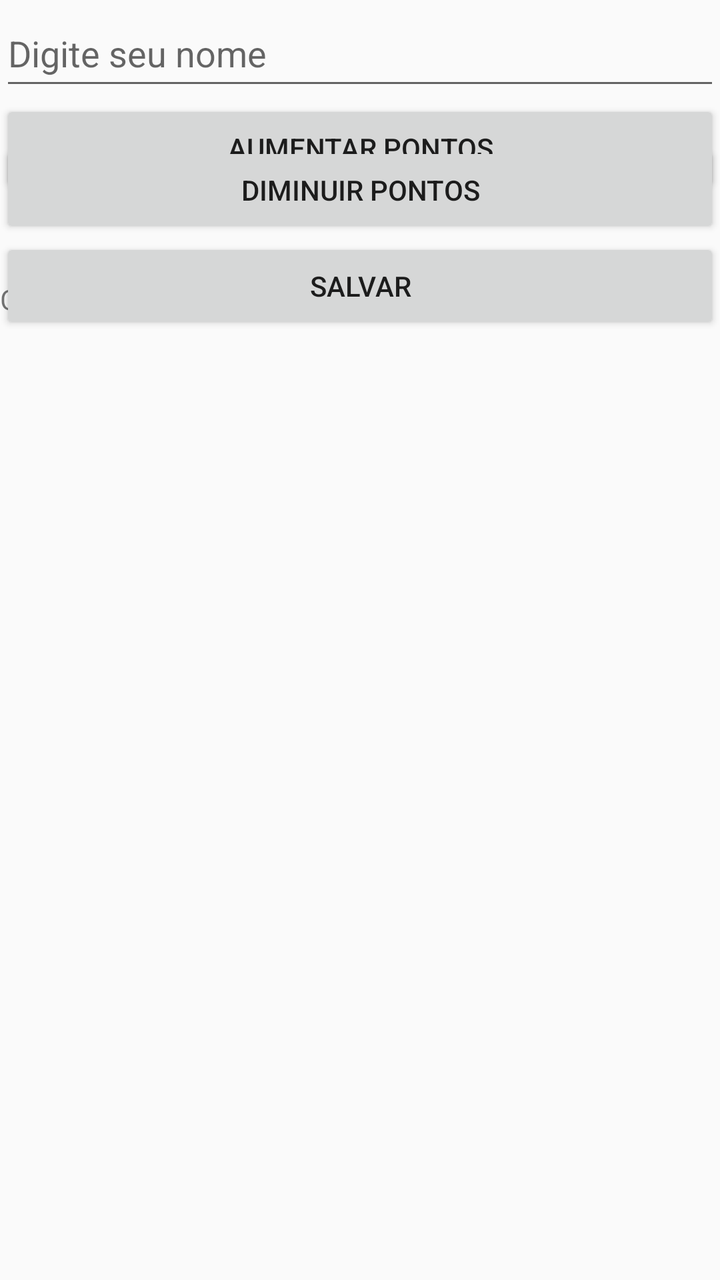
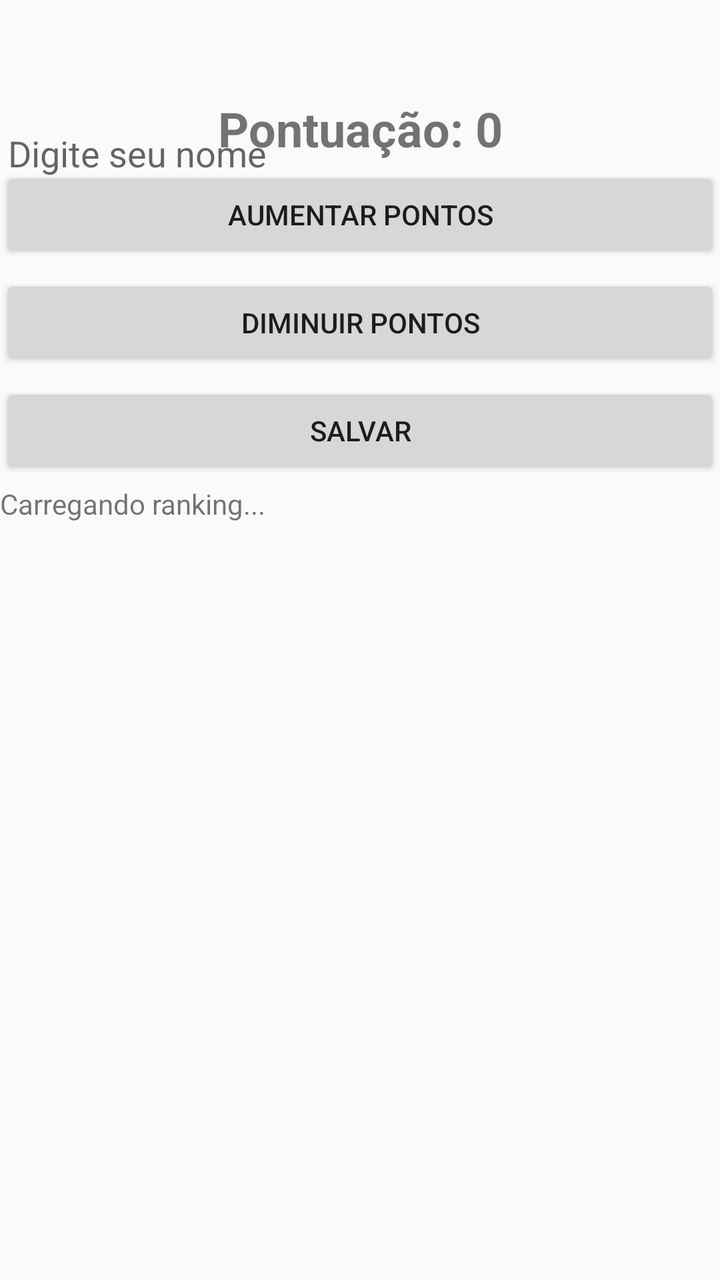

The first picture is an Android layout as it rendered before a commit; the second is the same layout after the commit. The layout source and the unified diff follow.
<!-- AndroidManifest.xml: activity theme Theme.FirebaseRanking -->
<!-- res/layout/activity_main.xml -->
<?xml version="1.0" encoding="utf-8"?>
<androidx.constraintlayout.widget.ConstraintLayout xmlns:android="http://schemas.android.com/apk/res/android"
    android:layout_width="match_parent"
    android:layout_height="match_parent"
    android:layout_margin="5dp"
    xmlns:app="http://schemas.android.com/apk/res-auto">

    <EditText
        android:id="@+id/nome"
        android:layout_width="match_parent"
        android:layout_height="50dp"
        android:hint="Digite seu nome"
        app:layout_constraintTop_toTopOf="parent"
        app:layout_constraintEnd_toEndOf="parent"
        app:layout_constraintStart_toStartOf="parent"/>

    <Button
        android:id="@+id/botaoAumentarPontos"
        android:layout_width="match_parent"
        android:layout_height="wrap_content"
        android:text="Aumentar pontos"
        app:layout_constraintTop_toBottomOf="@+id/nome"
        app:layout_constraintEnd_toEndOf="parent"
        app:layout_constraintStart_toStartOf="parent"/>

    <Button
        android:id="@+id/botaoDiminuirPontos"
        android:layout_width="match_parent"
        android:layout_height="wrap_content"
        android:text="Diminuir Pontos"
        app:layout_constraintTop_toBottomOf="@+id/botaoAumentarPontos"
        app:layout_constraintBottom_toTopOf="@+id/botaoSalvarPontos"
        app:layout_constraintEnd_toEndOf="parent"
        app:layout_constraintStart_toStartOf="parent"/>
    
    <Button
        android:id="@+id/botaoSalvarPontos"
        android:layout_width="match_parent"
        android:layout_height="wrap_content"
        android:text="Salvar"
        app:layout_constraintTop_toBottomOf="@+id/botaoDiminuirPontos"
        app:layout_constraintBottom_toTopOf="@+id/rankingText"
        app:layout_constraintEnd_toEndOf="parent"
        app:layout_constraintStart_toStartOf="parent"/>

    <TextView
        android:id="@+id/rankingText"
        android:layout_width="match_parent"
        android:layout_height="500dp"
        android:text="Carregando ranking..."
        app:layout_constraintBottom_toBottomOf="parent"
        app:layout_constraintEnd_toEndOf="parent"
        app:layout_constraintStart_toStartOf="parent"/>


</androidx.constraintlayout.widget.ConstraintLayout>
<!-- resources referenced by this layout -->
<resources>
  <style name="Theme.FirebaseRanking" parent="android:Theme.Material.Light.NoActionBar" />
</resources>

<!-- the commit's change to res/layout/activity_main.xml (unified diff, before → after) -->
@@ -2,7 +2,7 @@
 <androidx.constraintlayout.widget.ConstraintLayout xmlns:android="http://schemas.android.com/apk/res/android"
     android:layout_width="match_parent"
     android:layout_height="match_parent"
-    android:layout_margin="5dp"
+    android:layout_margin="15dp"
     xmlns:app="http://schemas.android.com/apk/res-auto">
 
     <EditText
@@ -10,45 +10,74 @@
         android:layout_width="match_parent"
         android:layout_height="50dp"
         android:hint="Digite seu nome"
+        android:layout_marginTop="50dp"
         app:layout_constraintTop_toTopOf="parent"
         app:layout_constraintEnd_toEndOf="parent"
         app:layout_constraintStart_toStartOf="parent"/>
 
-    <Button
-        android:id="@+id/botaoAumentarPontos"
+    <TextView
+        android:id="@+id/textoPontos"
         android:layout_width="match_parent"
         android:layout_height="wrap_content"
-        android:text="Aumentar pontos"
-        app:layout_constraintTop_toBottomOf="@+id/nome"
-        app:layout_constraintEnd_toEndOf="parent"
-        app:layout_constraintStart_toStartOf="parent"/>
+        android:text="Pontuação: 0"
+        android:gravity="center"
+        android:textStyle="bold"
+        android:textSize="24sp"
+        app:layout_constraintBottom_toTopOf="@+id/botoes"
+        app:layout_constraintTop_toBottomOf="@+id/nome"/>
 
-    <Button
-        android:id="@+id/botaoDiminuirPontos"
+    <LinearLayout
+        android:id="@+id/botoes"
         android:layout_width="match_parent"
         android:layout_height="wrap_content"
-        android:text="Diminuir Pontos"
-        app:layout_constraintTop_toBottomOf="@+id/botaoAumentarPontos"
-        app:layout_constraintBottom_toTopOf="@+id/botaoSalvarPontos"
-        app:layout_constraintEnd_toEndOf="parent"
-        app:layout_constraintStart_toStartOf="parent"/>
-    
-    <Button
-        android:id="@+id/botaoSalvarPontos"
-        android:layout_width="match_parent"
-        android:layout_height="wrap_content"
-        android:text="Salvar"
-        app:layout_constraintTop_toBottomOf="@+id/botaoDiminuirPontos"
+        android:orientation="vertical"
+        app:layout_constraintTop_toBottomOf="@+id/textoPontos"
         app:layout_constraintBottom_toTopOf="@+id/rankingText"
         app:layout_constraintEnd_toEndOf="parent"
-        app:layout_constraintStart_toStartOf="parent"/>
+        app:layout_constraintStart_toStartOf="parent">
+
+        <Button
+            android:id="@+id/botaoAumentarPontos"
+            android:layout_width="match_parent"
+            android:layout_height="wrap_content"
+            android:text="Aumentar pontos"
+            android:layout_marginVertical="3dp"
+            app:layout_constraintTop_toTopOf="parent"
+            app:layout_constraintBottom_toTopOf="@+id/botaoDiminuirPontos"
+            app:layout_constraintEnd_toEndOf="parent"
+            app:layout_constraintStart_toStartOf="parent"/>
+
+        <Button
+            android:id="@+id/botaoDiminuirPontos"
+            android:layout_width="match_parent"
+            android:layout_height="wrap_content"
+            android:text="Diminuir Pontos"
+            android:layout_marginVertical="3dp"
+            app:layout_constraintTop_toBottomOf="@+id/botaoAumentarPontos"
+            app:layout_constraintBottom_toTopOf="@+id/botaoSalvarPontos"
+            app:layout_constraintEnd_toEndOf="parent"
+            app:layout_constraintStart_toStartOf="parent"/>
+
+        <Button
+            android:id="@+id/botaoSalvarPontos"
+            android:layout_width="match_parent"
+            android:layout_height="wrap_content"
+            android:text="Salvar"
+            android:layout_marginVertical="3dp"
+            app:layout_constraintTop_toBottomOf="@+id/botaoDiminuirPontos"
+            app:layout_constraintBottom_toTopOf="parent"
+            app:layout_constraintEnd_toEndOf="parent"
+            app:layout_constraintStart_toStartOf="parent"/>
+    </LinearLayout>
+
 
     <TextView
         android:id="@+id/rankingText"
         android:layout_width="match_parent"
-        android:layout_height="500dp"
+        android:layout_height="450dp"
         android:text="Carregando ranking..."
         app:layout_constraintBottom_toBottomOf="parent"
+        app:layout_constraintTop_toBottomOf="@+id/botoes"
         app:layout_constraintEnd_toEndOf="parent"
         app:layout_constraintStart_toStartOf="parent"/>
 
